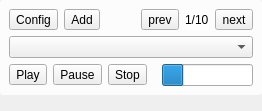
First picture: the form in lumina-desktop/desktop-plugins/audioplayer/PlayerWidget.ui, repository lumina-desktop/lumina, before the edit.
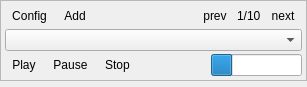
Second picture: the form after the edit.

Commit message: Update the theming of the Lumina desktop: 1) Now the panel appearance will be set by the theme as well (unless custom appearance set) 2) Now the desktop plugins are themed appropriately as well (background canvas can be set to something, non-transparent plugins can be changed)

The edit to the form file:
```diff
--- a/lumina-desktop/desktop-plugins/audioplayer/PlayerWidget.ui
+++ b/lumina-desktop/desktop-plugins/audioplayer/PlayerWidget.ui
@@ -6,13 +6,16 @@
    <rect>
     <x>0</x>
     <y>0</y>
-    <width>262</width>
-    <height>111</height>
+    <width>307</width>
+    <height>87</height>
    </rect>
   </property>
   <property name="windowTitle">
    <string>Form</string>
   </property>
+  <property name="styleSheet">
+   <string notr="true">QToolButton::menu-indicator{ image: none; }</string>
+  </property>
   <layout class="QVBoxLayout" name="verticalLayout">
    <property name="spacing">
     <number>0</number>
@@ -31,10 +34,6 @@
    </property>
    <item>
     <widget class="QFrame" name="frame">
-     <property name="styleSheet">
-      <string notr="true">QFrame{ background: rgba(255,255,255,200); border-radius: 3px; }
-QToolButton::menu-indicator{ image: none; }</string>
-     </property>
      <property name="frameShape">
       <enum>QFrame::StyledPanel</enum>
      </property>
@@ -42,6 +41,21 @@
       <enum>QFrame::Raised</enum>
      </property>
      <layout class="QVBoxLayout" name="verticalLayout_2">
+      <property name="spacing">
+       <number>3</number>
+      </property>
+      <property name="leftMargin">
+       <number>4</number>
+      </property>
+      <property name="topMargin">
+       <number>4</number>
+      </property>
+      <property name="rightMargin">
+       <number>4</number>
+      </property>
+      <property name="bottomMargin">
+       <number>4</number>
+      </property>
       <item>
        <layout class="QHBoxLayout" name="horizontalLayout_2">
         <item>
@@ -52,6 +66,9 @@
           <property name="popupMode">
            <enum>QToolButton::InstantPopup</enum>
           </property>
+          <property name="autoRaise">
+           <bool>true</bool>
+          </property>
          </widget>
         </item>
         <item>
@@ -62,6 +79,9 @@
           <property name="popupMode">
            <enum>QToolButton::InstantPopup</enum>
           </property>
+          <property name="autoRaise">
+           <bool>true</bool>
+          </property>
          </widget>
         </item>
         <item>
@@ -82,6 +102,9 @@
           <property name="text">
            <string notr="true">prev</string>
           </property>
+          <property name="autoRaise">
+           <bool>true</bool>
+          </property>
          </widget>
         </item>
         <item>
@@ -96,6 +119,9 @@
           <property name="text">
            <string notr="true">next</string>
           </property>
+          <property name="autoRaise">
+           <bool>true</bool>
+          </property>
          </widget>
         </item>
        </layout>
@@ -110,6 +136,9 @@
           <property name="text">
            <string notr="true">Play</string>
           </property>
+          <property name="autoRaise">
+           <bool>true</bool>
+          </property>
          </widget>
         </item>
         <item>
@@ -117,6 +146,9 @@
           <property name="text">
            <string notr="true">Pause</string>
           </property>
+          <property name="autoRaise">
+           <bool>true</bool>
+          </property>
          </widget>
         </item>
         <item>
@@ -124,6 +156,9 @@
           <property name="text">
            <string notr="true">Stop</string>
           </property>
+          <property name="autoRaise">
+           <bool>true</bool>
+          </property>
          </widget>
         </item>
         <item>
```
The commit also changes 7 other files.
